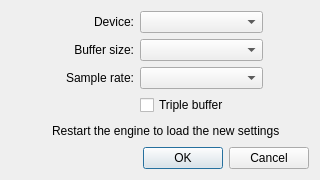
Above: resources/ui/carla_settings_driver.ui from falkTX/Carla before the change. Below: the same form after it.
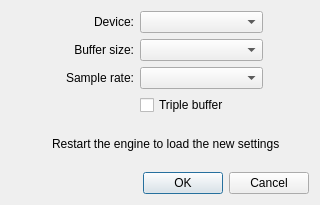
That is the form after the change. Icons and pictures are not drawn.

Commit message: Fix one remaining unscaled high-dpi icon

```diff
--- a/resources/ui/carla_settings_driver.ui
+++ b/resources/ui/carla_settings_driver.ui
@@ -7,7 +7,7 @@
     <x>0</x>
     <y>0</y>
     <width>320</width>
-    <height>175</height>
+    <height>205</height>
    </rect>
   </property>
   <property name="windowTitle">
```
Left out of the diff: 3 changed lines with no effect on the pictures.
